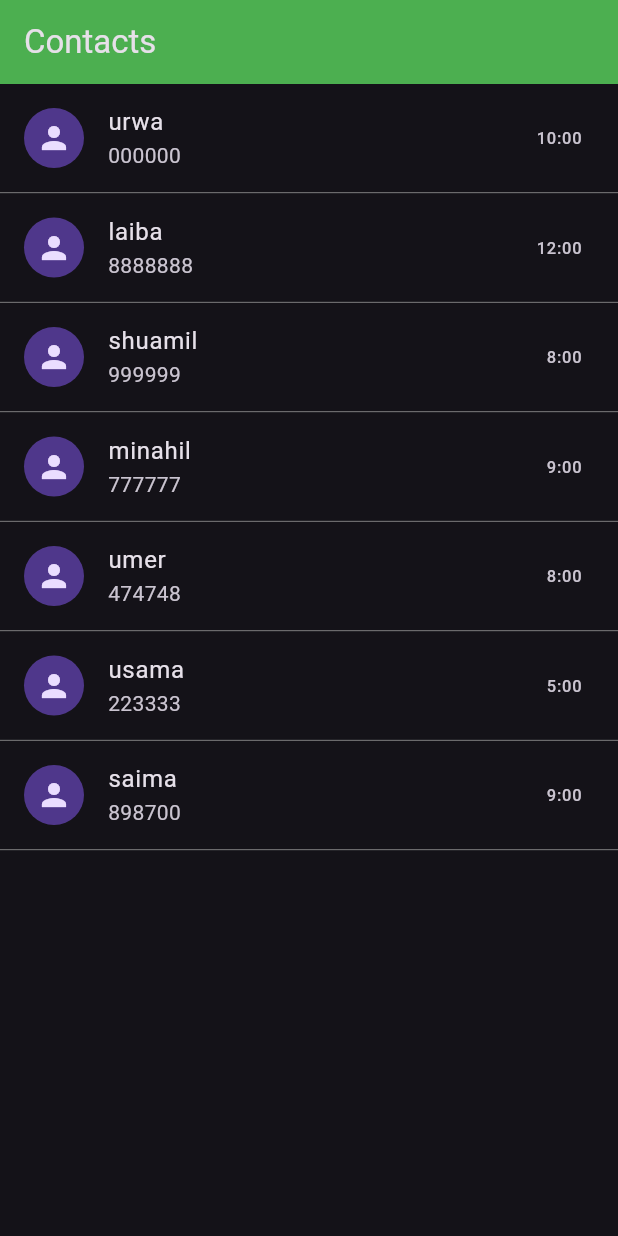
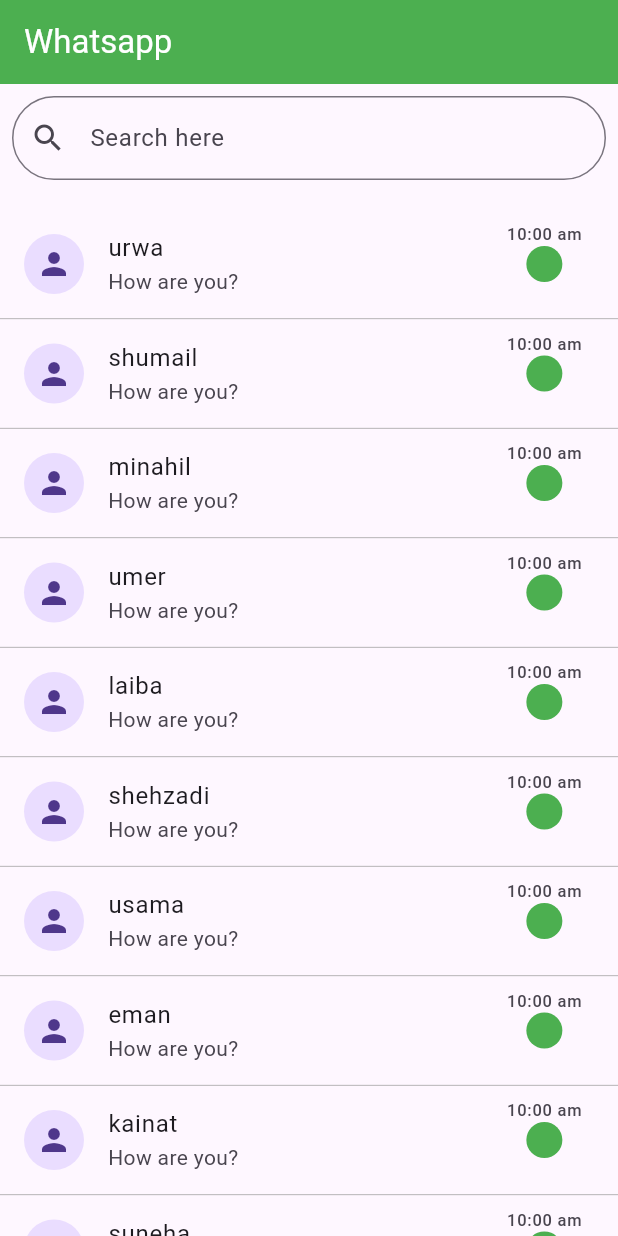
Before and after one commit to surwa803-design/shadi_hall_app, a Flutter app: the screen it shows after launch, on a phone screen of 412 x 824 dp. Run offline on Flutter 3.47's test engine with Material 3 defaults, Android fonts, the phone set to English and light mode, and no system bars; our stand-ins replace get.

Commit message:
origin main

```diff
--- /dev/null
+++ b/lib/chat.dart
@@ -0,0 +1,20 @@
+import 'package:flutter/material.dart';
+
+ class ChatHistory extends StatelessWidget {
+  const ChatHistory({super.key, required this.name, required int n});
+   final String name;
+  @override
+  Widget build(BuildContext context) {
+    return MaterialApp(
+      home: Scaffold(
+        appBar: AppBar(
+          title:Text(name),
+          backgroundColor: Colors.red,
+        ),
+        body: Container(
+          child: Text("body"),
+        )
+      ),
+    );
+  }
+}
--- a/lib/main.dart
+++ b/lib/main.dart
@@ -1,4 +1,6 @@
 import 'package:flutter/material.dart';
+import 'package:shadi_hall_app/chat.dart';
+import 'package:get/get.dart';
 
 void main(){
   runApp(MyApp());
@@ -12,42 +14,93 @@
 }
 
 class _MyAppState extends State<MyApp> {
-  List<String> persons = ["urwa","laiba","shuamil","minahil","umer","usama","saima"];
-  List<String> numbers = ["000000","8888888","999999","777777","474748","223333","898700"];
-  List<String> times = ["10:00","12:00","8:00","9:00","8:00","5:00","9:00"];
+   List<String> students = [
+    "urwa" , "shumail" ,"minahil" ,"umer", "laiba" ,"shehzadi", "usama", "eman" , "kainat","suneha", "laiba"
+  ];
+  int counter = 0;
   @override
   Widget build(BuildContext context) {
-    return MaterialApp(
+    return GetMaterialApp(
       debugShowCheckedModeBanner: false,
-      theme: ThemeData.dark(),
       home: Scaffold(
+        appBar: AppBar(
+          title: Text("Whatsapp"),
+          backgroundColor: Colors.green,
+          foregroundColor: Colors.white,
+        ),
+        body: Column(
+          children: [
+            Padding(
+              padding: const EdgeInsets.all(8.0),
+              child: TextField(
 
-        appBar: AppBar(
-          title: Text("Contacts"),
-          backgroundColor: Colors.green,
+                 decoration: InputDecoration(
+                  hintText: "Search here",
+                  prefixIcon: Icon(Icons.search),
+                  border: OutlineInputBorder(
+                    borderRadius: BorderRadius.circular(100.0)
+
+
+                  )
                  ),
-        body: ListView.builder(
-           itemCount: persons.length,
+              ),
+              ),
+
+
+           SizedBox(height: 12),
+
+            Expanded(
+              child: ListView.builder(
+                itemCount: students.length,
                 itemBuilder: (context, index){
                  return Column(
                    children: [
                      ListTile(
+                      onTap: (){
+                        print(index);
+
+                      //Navigator.push(context,
+                      //  MaterialPageRoute(builder: (context,) => ChatHistory(
+                      //   name : students[index],
+                     //    n: index,
+                     //   )),
+                    //    );
+                    Get.to(ChatHistory(name: students[index], n: index));
+                      },
                       leading: CircleAvatar(
                         child: Icon(Icons.person),
                       ),
-                  title: Text(persons[index]),
-                  subtitle: Text(numbers[index]),
-                  trailing: Text(times[index]),
+                      title: Text(students[index]),
+                      subtitle: Text("How are you?"),
+                      trailing: Column(
+                        children: [
+
+
+                          Text("10:00 am"),
+                          CircleAvatar(
+                            backgroundColor: Colors.green,
+                            radius: 12,
+                          )
+
+                        ],
+                      ),
                      ),
                      Divider(
                       height: 1,
                       thickness: 0.5,
-                  color:Colors.grey,
+                      color: Colors.grey,
                      )
                    ],
                  );
+
                 }
                ),
+              ),
+
+          ],
+        ),
+
+
           ),
     );
 
--- a/lib/theme.dart
+++ /dev/null
@@ -1,10 +0,0 @@
-import 'package:flutter/material.dart';
-Widget TextNew(String abc){
-    return Text(
-               abc,
-               style: TextStyle(
-                color: Colors.red,
-                fontSize: 20
-              ),
-    );
-  }
--- a/pubspec.yaml
+++ b/pubspec.yaml
@@ -30,6 +30,7 @@
 dependencies:
   flutter:
     sdk: flutter
+  get: ^4.7.3
 
   # The following adds the Cupertino Icons font to your application.
   # Use with the CupertinoIcons class for iOS style icons.
```
Also changed, not shown: pubspec.lock. Lines whose indentation alone changed are shown as unchanged.
